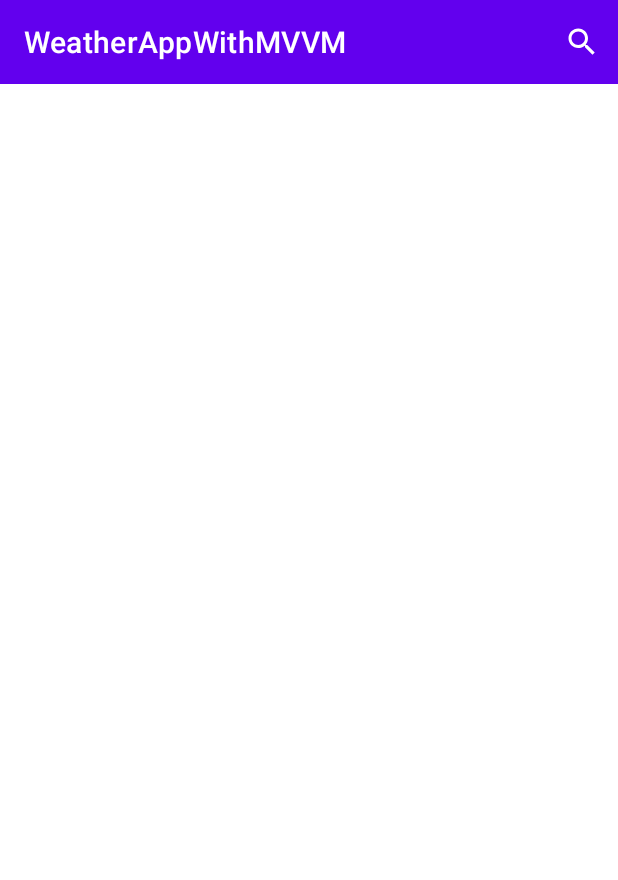
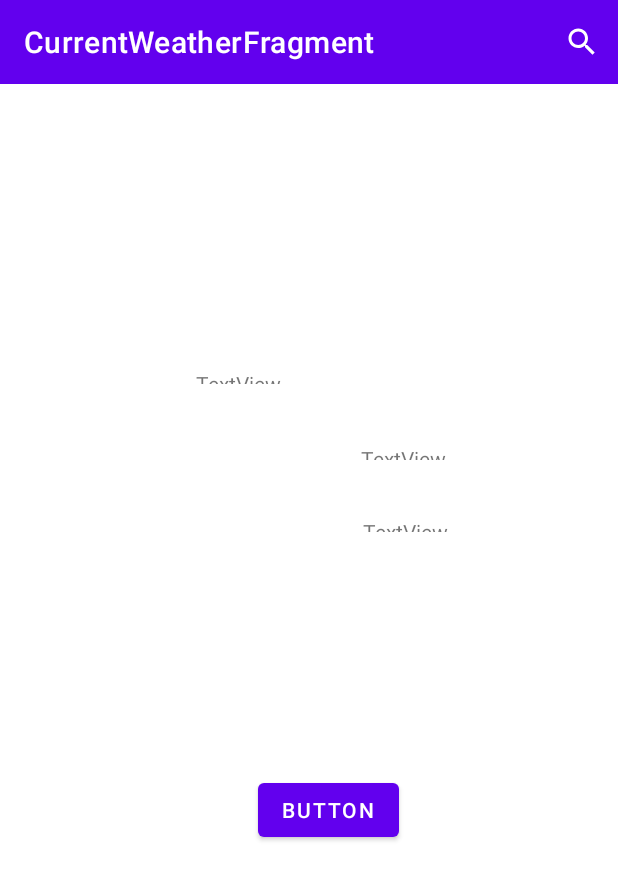
Before and after one commit to dogusgunes68/WeatherApp, an Android app: the screen it shows after launch (MainActivity), on a phone screen of 412 x 824 dp. Shown: the top 880 px of the screen. Run offline under Robolectric (Android 15) with nearby library versions, the phone set to English and light mode, and no system bars; our stand-ins replace data binding, navigation-ui.

Commit message:
serchview is completed

```diff
--- a/app/src/main/AndroidManifest.xml
+++ b/app/src/main/AndroidManifest.xml
@@ -13,6 +13,7 @@
         android:theme="@style/Theme.WeatherAppWithMVVM">
 
         <activity android:name=".view.MainActivity">
+
             <intent-filter>
                 <action android:name="android.intent.action.MAIN" />
 
--- a/app/src/main/java/com/example/weatherappwithmvvm/view/CurrentWeatherFragment.kt
+++ b/app/src/main/java/com/example/weatherappwithmvvm/view/CurrentWeatherFragment.kt
@@ -1,60 +1,34 @@
 package com.example.weatherappwithmvvm.view
 
-import android.graphics.drawable.Drawable
 import android.os.Bundle
-import android.view.*
-import androidx.appcompat.app.AppCompatActivity
-import androidx.appcompat.widget.SearchView
-import androidx.appcompat.widget.Toolbar
 import androidx.fragment.app.Fragment
+import android.view.LayoutInflater
+import android.view.View
+import android.view.ViewGroup
+import androidx.navigation.Navigation
 import com.example.weatherappwithmvvm.R
-import com.example.weatherappwithmvvm.databinding.FragmentCurrentWheatherBinding
+import kotlinx.android.synthetic.main.fragment_current_weather.*
 
-
-class CurrentWeatherFragment : Fragment(), SearchView.OnQueryTextListener {
-
-    private var _binding: FragmentCurrentWheatherBinding? = null
-    private val binding get() = _binding!!
-
+class CurrentWeatherFragment : Fragment() {
 
     override fun onCreate(savedInstanceState: Bundle?) {
         super.onCreate(savedInstanceState)
 
     }
 
-
-    override fun onCreateView(
-        inflater: LayoutInflater, container: ViewGroup?,
-        savedInstanceState: Bundle?
-    ): View? {
-        _binding = FragmentCurrentWheatherBinding.inflate(inflater, container, false)
-        val view = binding.root
-        return view
+    override fun onCreateView(inflater: LayoutInflater, container: ViewGroup?,
+                              savedInstanceState: Bundle?): View? {
+        // Inflate the layout for this fragment
+        return inflater.inflate(R.layout.fragment_current_weather, container, false)
     }
 
     override fun onViewCreated(view: View, savedInstanceState: Bundle?) {
         super.onViewCreated(view, savedInstanceState)
 
-        /*//Arka planı değiştir
-        val drawable = getResources().getDrawable(R.drawable.sunny)
-        view.background = drawable
-
-         */
+        button.setOnClickListener {
+            val action = CurrentWeatherFragmentDirections.actionCurrentWeatherFragmentToCityListFragment()
+            Navigation.findNavController(it).navigate(action)
+        }
 
     }
-
-    override fun onDestroy() {
-        super.onDestroy()
-        _binding = null
-    }
-
-    override fun onQueryTextSubmit(query: String?): Boolean {
-        TODO("Not yet implemented")
-    }
-
-    override fun onQueryTextChange(newText: String?): Boolean {
-
-        return true
-    }
-
 }
--- a/app/src/main/java/com/example/weatherappwithmvvm/view/MainActivity.kt
+++ b/app/src/main/java/com/example/weatherappwithmvvm/view/MainActivity.kt
@@ -1,37 +1,67 @@
 package com.example.weatherappwithmvvm.view
 
-import androidx.appcompat.app.AppCompatActivity
 import android.os.Bundle
 import android.view.Menu
+import android.view.MenuInflater
+import android.view.MenuItem
+import android.view.View
+import androidx.appcompat.app.AppCompatActivity
 import androidx.appcompat.widget.SearchView
-import androidx.appcompat.widget.Toolbar
+import androidx.fragment.app.FragmentManager
+import androidx.navigation.NavController
+import androidx.navigation.Navigation
+import androidx.navigation.ui.NavigationUI
 import com.example.weatherappwithmvvm.R
-import com.example.weatherappwithmvvm.databinding.FragmentCurrentWheatherBinding
+import com.example.weatherappwithmvvm.adapter.CurrentWeatherRecyclerViewAdapter
+import kotlinx.android.synthetic.main.activity_main.*
 
 class MainActivity : AppCompatActivity(), SearchView.OnQueryTextListener {
 
-    private var toolbar : Toolbar? = null
+
+    private var cityList = arrayListOf("Ankara", "İstanbul", "İzmir")
+
+    private var currentWeatherRecyclerViewAdapter : CurrentWeatherRecyclerViewAdapter? = null
+    private lateinit var navigationController : NavController
 
     override fun onCreateOptionsMenu(menu: Menu?): Boolean {
-        menuInflater.inflate(R.menu.toolbar_menu, menu)
 
-        val searchItem = menu?.findItem(R.id.search)
-        val searchView = searchItem?.actionView as SearchView
+        val inflater : MenuInflater = menuInflater
 
-        // Configure the search info and add any event listeners...
+            menuInflater.inflate(R.menu.toolbar_menu, menu)
+
+            val searchItem = menu?.findItem(R.id.action_search)
+            val searchView = searchItem?.actionView as SearchView
 
         searchView.setOnQueryTextListener(this)
 
+        searchView.setOnSearchClickListener{
+
+            val action = CurrentWeatherFragmentDirections.actionCurrentWeatherFragmentToCityListFragment()
+            navigationController.navigate(action)
+        }
+
         return super.onCreateOptionsMenu(menu)
     }
+
+
 
     override fun onCreate(savedInstanceState: Bundle?) {
         super.onCreate(savedInstanceState)
         setContentView(R.layout.activity_main)
 
-        toolbar = findViewById(R.id.toolbar)
+
         setSupportActionBar(toolbar)
 
+        navigationController = Navigation.findNavController(this, R.id.fragment)
+        NavigationUI.setupActionBarWithNavController(this, navigationController)
+
+
+
+    }
+
+    override fun onSupportNavigateUp(): Boolean {
+
+        return NavigationUI.navigateUp(navigationController, null)
     }
 
     override fun onQueryTextSubmit(query: String?): Boolean {
@@ -39,6 +69,9 @@ class MainActivity : AppCompatActivity(), SearchView.OnQueryTextListener {
     }
 
     override fun onQueryTextChange(newText: String?): Boolean {
-        TODO("Not yet implemented")
+
+        return true
     }
+
+
 }
--- a/app/src/main/res/layout/activity_main.xml
+++ b/app/src/main/res/layout/activity_main.xml
@@ -5,20 +5,6 @@
     android:layout_width="match_parent"
     android:layout_height="match_parent"
     tools:context=".view.MainActivity">
-
-    <fragment
-        android:id="@+id/fragment"
-        android:name="androidx.navigation.fragment.NavHostFragment"
-        android:layout_width="0dp"
-        android:layout_height="0dp"
-        android:layout_marginBottom="1dp"
-        app:defaultNavHost="true"
-        app:layout_constraintBottom_toBottomOf="parent"
-        app:layout_constraintEnd_toEndOf="parent"
-        app:layout_constraintStart_toStartOf="parent"
-        app:layout_constraintTop_toBottomOf="@+id/toolbar"
-        app:navGraph="@navigation/weather_graph" />
-
 
     <androidx.appcompat.widget.Toolbar
         android:id="@+id/toolbar"
@@ -30,4 +16,18 @@
         app:layout_constraintEnd_toEndOf="parent"
         app:layout_constraintStart_toStartOf="parent"
         app:layout_constraintTop_toTopOf="parent" />
+
+    <fragment
+        android:id="@+id/fragment"
+        android:name="androidx.navigation.fragment.NavHostFragment"
+        android:layout_width="409dp"
+        android:layout_height="595dp"
+        app:defaultNavHost="true"
+        app:layout_constraintBottom_toBottomOf="parent"
+        app:layout_constraintEnd_toEndOf="parent"
+        app:layout_constraintStart_toStartOf="parent"
+        app:layout_constraintTop_toBottomOf="@+id/toolbar"
+        app:navGraph="@navigation/nav_graph" />
+
+
 </androidx.constraintlayout.widget.ConstraintLayout>
--- a/app/src/main/res/layout/currentweather_row.xml
+++ b/app/src/main/res/layout/currentweather_row.xml
@@ -7,7 +7,7 @@
     android:layout_height="wrap_content">
 
     <TextView
-        android:id="@+id/txtCityAndCountryName"
+        android:id="@+id/cityAndCountryNameText"
         android:layout_width="380dp"
         android:layout_height="35dp"
         android:layout_marginStart="10dp"
--- /dev/null
+++ b/app/src/main/res/layout/fragment_current_weather.xml
@@ -0,0 +1,87 @@
+<?xml version="1.0" encoding="utf-8"?>
+
+<layout xmlns:android="http://schemas.android.com/apk/res/android"
+    xmlns:app="http://schemas.android.com/apk/res-auto"
+    xmlns:tools="http://schemas.android.com/tools">
+<androidx.constraintlayout.widget.ConstraintLayout
+    android:layout_width="match_parent"
+    android:layout_height="match_parent"
+    tools:context=".view.CurrentWeatherFragment">
+
+    <TextView
+        android:id="@+id/textView2"
+        android:layout_width="151dp"
+        android:layout_height="0dp"
+        android:layout_marginTop="103dp"
+        android:layout_marginBottom="40dp"
+        android:text="TextView"
+        app:layout_constraintBottom_toTopOf="@+id/textView5"
+        app:layout_constraintEnd_toEndOf="parent"
+        app:layout_constraintStart_toStartOf="parent"
+        app:layout_constraintTop_toTopOf="parent" />
+
+    <TextView
+        android:id="@+id/textView3"
+        android:layout_width="0dp"
+        android:layout_height="0dp"
+        android:layout_marginStart="74dp"
+        android:layout_marginTop="178dp"
+        android:layout_marginEnd="39dp"
+        android:layout_marginBottom="37dp"
+        android:text="TextView"
+        app:layout_constraintBottom_toTopOf="@+id/textView4"
+        app:layout_constraintEnd_toStartOf="@+id/textView5"
+        app:layout_constraintStart_toStartOf="parent"
+        app:layout_constraintTop_toTopOf="parent" />
+
+    <TextView
+        android:id="@+id/textView4"
+        android:layout_width="0dp"
+        android:layout_height="0dp"
+        android:layout_marginStart="76dp"
+        android:layout_marginEnd="43dp"
+        android:layout_marginBottom="383dp"
+        android:text="TextView"
+        app:layout_constraintBottom_toBottomOf="parent"
+        app:layout_constraintEnd_toStartOf="@+id/textView6"
+        app:layout_constraintStart_toStartOf="parent"
+        app:layout_constraintTop_toBottomOf="@+id/textView3" />
+
+    <TextView
+        android:id="@+id/textView5"
+        android:layout_width="0dp"
+        android:layout_height="0dp"
+        android:layout_marginEnd="44dp"
+        android:layout_marginBottom="38dp"
+        android:text="TextView"
+        app:layout_constraintBottom_toTopOf="@+id/textView6"
+        app:layout_constraintEnd_toEndOf="parent"
+        app:layout_constraintStart_toEndOf="@+id/textView3"
+        app:layout_constraintTop_toBottomOf="@+id/textView2" />
+
+    <TextView
+        android:id="@+id/textView6"
+        android:layout_width="0dp"
+        android:layout_height="0dp"
+        android:layout_marginEnd="48dp"
+        android:layout_marginBottom="161dp"
+        android:text="TextView"
+        app:layout_constraintBottom_toTopOf="@+id/button"
+        app:layout_constraintEnd_toEndOf="parent"
+        app:layout_constraintStart_toEndOf="@+id/textView4"
+        app:layout_constraintTop_toBottomOf="@+id/textView5" />
+
+    <Button
+        android:id="@+id/button"
+        android:layout_width="wrap_content"
+        android:layout_height="wrap_content"
+        android:layout_marginStart="98dp"
+        android:layout_marginEnd="98dp"
+        android:layout_marginBottom="174dp"
+        android:text="Button"
+        app:layout_constraintBottom_toBottomOf="parent"
+        app:layout_constraintEnd_toEndOf="@+id/textView6"
+        app:layout_constraintStart_toStartOf="@+id/textView3"
+        app:layout_constraintTop_toBottomOf="@+id/textView6" />
+</androidx.constraintlayout.widget.ConstraintLayout>
+</layout>
--- a/app/src/main/res/menu/toolbar_menu.xml
+++ b/app/src/main/res/menu/toolbar_menu.xml
@@ -1,9 +1,10 @@
 <?xml version="1.0" encoding="utf-8"?>
 <menu xmlns:app="http://schemas.android.com/apk/res-auto"
     xmlns:android="http://schemas.android.com/apk/res/android">
-    <item android:id="@+id/search"
+    <item
+        android:id="@+id/action_search"
+        android:icon="@drawable/ic_baseline_search_24"
         android:title="@string/search_title"
-        android:icon="@drawable/ic_baseline_search_24"
-        app:showAsAction="collapseActionView|ifRoom"
-        app:actionViewClass="androidx.appcompat.widget.SearchView" />
+        app:actionViewClass="androidx.appcompat.widget.SearchView"
+        app:showAsAction="ifRoom|collapseActionView" />
 </menu>
--- /dev/null
+++ b/app/src/main/res/navigation/nav_graph.xml
@@ -0,0 +1,17 @@
+<?xml version="1.0" encoding="utf-8"?>
+<navigation xmlns:android="http://schemas.android.com/apk/res/android"
+    xmlns:app="http://schemas.android.com/apk/res-auto" android:id="@+id/nav_graph"
+    app:startDestination="@id/currentWeatherFragment">
+    <fragment
+        android:id="@+id/currentWeatherFragment"
+        android:name="com.example.weatherappwithmvvm.view.CurrentWeatherFragment"
+        android:label="CurrentWeatherFragment" >
+        <action
+            android:id="@+id/action_currentWeatherFragment_to_cityListFragment"
+            app:destination="@id/cityListFragment" />
+    </fragment>
+    <fragment
+        android:id="@+id/cityListFragment"
+        android:name="com.example.weatherappwithmvvm.view.CityListFragment"
+        android:label="CityListFragment" />
+</navigation>
--- a/app/src/main/res/navigation/weather_graph.xml
+++ /dev/null
@@ -1,13 +0,0 @@
-<?xml version="1.0" encoding="utf-8"?>
-<navigation xmlns:android="http://schemas.android.com/apk/res/android"
-    xmlns:app="http://schemas.android.com/apk/res-auto"
-    xmlns:tools="http://schemas.android.com/tools"
-    android:id="@+id/weather_graph"
-    app:startDestination="@id/currentWeatherFragment">
-
-    <fragment
-        android:id="@+id/currentWeatherFragment"
-        android:name="com.example.weatherappwithmvvm.view.CurrentWeatherFragment"
-        android:label="fragment_current_wheather"
-        tools:layout="@layout/fragment_current_wheather" />
-</navigation>
--- a/app/src/main/res/values-night/themes.xml
+++ b/app/src/main/res/values-night/themes.xml
@@ -1,6 +1,6 @@
 <resources xmlns:tools="http://schemas.android.com/tools">
     <!-- Base application theme. -->
-    <style name="Theme.WeatherAppWithMVVM" parent="Theme.MaterialComponents.DayNight.DarkActionBar">
+        <style name="Theme.WeatherAppWithMVVM" parent="Theme.MaterialComponents.DayNight.NoActionBar">
         <!-- Primary brand color. -->
         <item name="colorPrimary">@color/purple_200</item>
         <item name="colorPrimaryVariant">@color/purple_700</item>
@@ -12,5 +12,7 @@
         <!-- Status bar color. -->
         <item name="android:statusBarColor" tools:targetApi="l">?attr/colorPrimaryVariant</item>
         <!-- Customize your theme here. -->
+
+
     </style>
 </resources>
--- a/app/src/main/res/values/strings.xml
+++ b/app/src/main/res/values/strings.xml
@@ -3,4 +3,5 @@
     <!-- TODO: Remove or change this placeholder text -->
     <string name="hello_blank_fragment">Hello blank fragment</string>
     <string name="search_title">Search</string>
+    <string name="share">Search</string>
 </resources>
```
Also changed, not shown: app/build.gradle (+7 -0 lines), app/src/main/java/com/example/weatherappwithmvvm/adapter/CityClickListener.kt (added, +7 -0 lines), app/src/main/java/com/example/weatherappwithmvvm/adapter/CurrentWeatherRecyclerViewAdapter.kt (+12 -2 lines), app/src/main/java/com/example/weatherappwithmvvm/view/CityListFragment.kt (added, +31 -0 lines), app/src/main/res/layout/fragment_city_list.xml (added, +14 -0 lines), app/src/main/res/layout/fragment_current_wheather.xml (deleted, +0 -75 lines).
